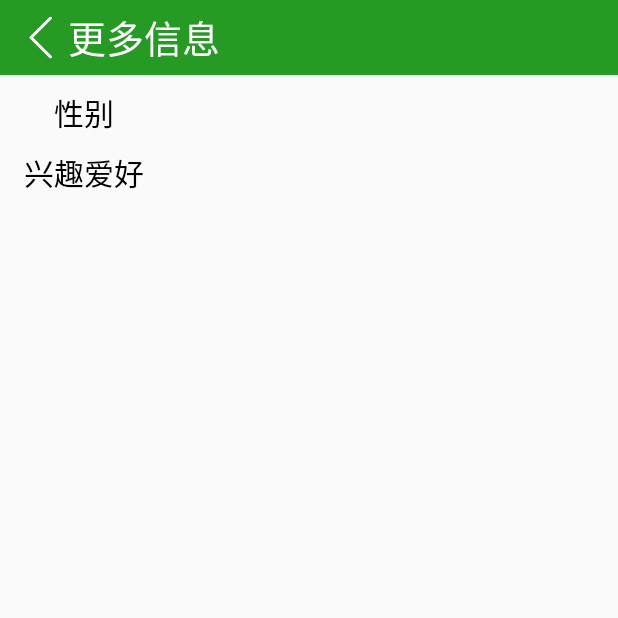
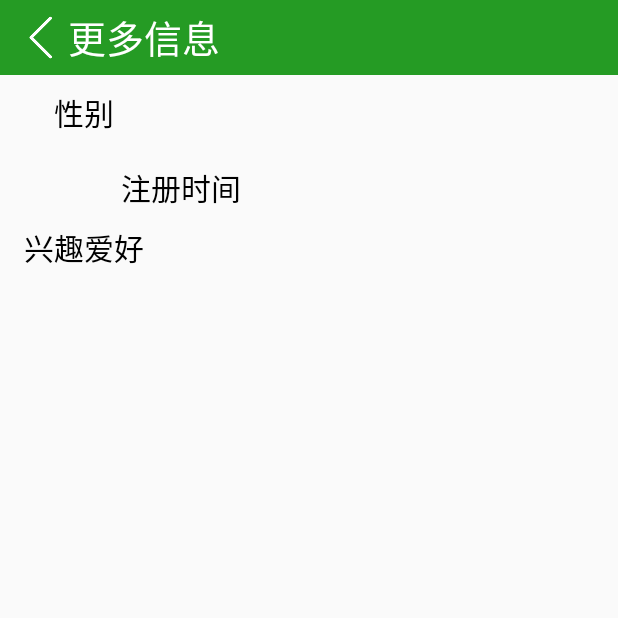
Before and after one commit to liumengyuan7/AndroidTraining, an Android app: the Personal_center_More screen opened directly, with no data from a screen before it, on a phone screen of 412 x 824 dp, the top half of it. Run offline under Robolectric (Android 15) with nearby library versions, the phone set to English and light mode, and no system bars; 1 statement that could not run was skipped.

Commit message:
1911261517
bug的优化

```diff
--- a/SmallPigeon/app/src/main/java/com/example/smallpigeon/Fragment/MyFragment.java
+++ b/SmallPigeon/app/src/main/java/com/example/smallpigeon/Fragment/MyFragment.java
@@ -69,9 +69,7 @@ public class MyFragment extends Fragment {
             loginOrRegister.setText("欢迎登录："+nickname);
             loginOrRegister.setOnClickListener(new View.OnClickListener() {
                 @Override
-                public void onClick(View v) {
-
-                }
+                public void onClick(View v) { }
             });
         }
     }
--- a/SmallPigeon/app/src/main/java/com/example/smallpigeon/LoginOrRegister/LoginActivity.java
+++ b/SmallPigeon/app/src/main/java/com/example/smallpigeon/LoginOrRegister/LoginActivity.java
@@ -46,7 +46,7 @@ public class LoginActivity extends AppCompatActivity {
         public void handleMessage(Message msg) {
             String re = msg.obj+"";
             if(re.equals("false")){
-                Toast.makeText(getApplicationContext(),"登录失败！",Toast.LENGTH_SHORT).show();
+                Toast.makeText(getApplicationContext(),"您的账号或者密码错误，登录失败！",Toast.LENGTH_SHORT).show();
             }else{
                 try {
                     String result = re.split(";")[0];
@@ -59,7 +59,6 @@ public class LoginActivity extends AppCompatActivity {
                     editor.putString("user_sex",json2.getString("user_sex"));
                     editor.putString("user_email",json2.getString("user_email"));
                     editor.putString("user_register_time",json2.getString("user_register_time"));
-                    editor.putString("user_phone",json2.getString("user_phone"));
                     editor.putString("user_points",json2.getString("user_points"));
                     editor.putString("user_interest",re.split(";")[1]);
                     editor.commit();
@@ -139,7 +138,7 @@ public class LoginActivity extends AppCompatActivity {
             public void run() {
                 try {
                     URL url = new URL("http://"+getResources().getString(R.string.ip_address)
-                            +":8080/smallpigeon/user/userLogin?username="+username.getText().toString()
+                            +":8080/smallpigeon/user/userLogin?useremail="+username.getText().toString()
                             +"&&password="+md5Pass);
                     URLConnection conn = url.openConnection();
                     InputStream in = conn.getInputStream();
--- a/SmallPigeon/app/src/main/java/com/example/smallpigeon/My/Personal_center_More.java
+++ b/SmallPigeon/app/src/main/java/com/example/smallpigeon/My/Personal_center_More.java
@@ -26,6 +26,7 @@ public class Personal_center_More extends AppCompatActivity {
     private ImageView personal_center_more_back;
     private TextView personal_center_more_userSex;
     private TextView personal_center_more_userInterest;
+    private TextView personal_center_more_userRegisterTime;
     private CustomeClickListener listener=new CustomeClickListener();;
 
     @Override
@@ -39,10 +40,11 @@ public class Personal_center_More extends AppCompatActivity {
 
     }
 
-    //获取性别和爱好输入到框里
+    //获取性别和爱好以及注册时间输入到框里
     private void getSexAndInterest(){
         Intent intent = getIntent();
         personal_center_more_userSex.setText(intent.getStringExtra("sex"));
+        personal_center_more_userRegisterTime.setText(intent.getStringExtra("time"));
         personal_center_more_userInterest.setText(intent.getStringExtra("interest")
                 .substring(0,intent.getStringExtra("interest").length()-1));
     }
@@ -52,6 +54,7 @@ public class Personal_center_More extends AppCompatActivity {
         personal_center_more_back=findViewById(R.id.personal_center_more_back);//返回控件
         personal_center_more_userSex=findViewById(R.id.personal_center_more_userSex);//性别控件
         personal_center_more_userInterest=findViewById(R.id.personal_center_more_userInterest);//兴趣爱好控件
+        personal_center_more_userRegisterTime=findViewById(R.id.personal_center_more_userRegisterTime);//注册时间
     }
 
     //注册监听器
--- a/SmallPigeon/app/src/main/res/layout/activity_personal_center__more.xml
+++ b/SmallPigeon/app/src/main/res/layout/activity_personal_center__more.xml
@@ -57,6 +57,31 @@
 
     <LinearLayout
         android:layout_width="match_parent"
+        android:layout_height="50dp"
+        android:gravity="center"
+        >
+
+        <TextView
+            android:layout_width="wrap_content"
+            android:layout_height="wrap_content"
+            android:layout_marginRight="170dp"
+            android:text="注册时间"
+            android:textColor="#000000"
+            android:textSize="20sp" />
+
+        <TextView
+             android:id="@+id/personal_center_more_userRegisterTime"
+             android:layout_width="wrap_content"
+             android:layout_height="wrap_content"
+             android:text=""
+             android:textSize="20sp"
+             />
+
+
+    </LinearLayout>
+
+    <LinearLayout
+        android:layout_width="match_parent"
         android:layout_height="wrap_content"
         android:gravity="center"
         >
```
Also changed, not shown: SmallPigeon/app/src/main/java/com/example/smallpigeon/LoginOrRegister/RegisterActivity.java (+26 -16 lines), SmallPigeon/app/src/main/java/com/example/smallpigeon/My/PersonalCenter.java (+5 -2 lines), 9 other files. Lines whose indentation alone changed are shown as unchanged.
